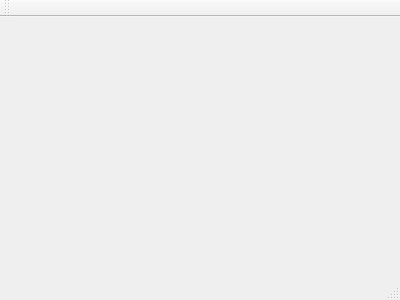
First picture: the form in mainwindow.ui, repository TheTailgunner/mm2capture, before the edit.
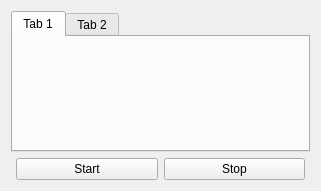
Second picture: the form after the edit.

```diff
--- a/mainwindow.ui
+++ b/mainwindow.ui
@@ -1,24 +1,80 @@
 <ui version="4.0">
  <class>MainWindow</class>
- <widget class="QMainWindow" name="MainWindow" >
-  <property name="geometry" >
+ <widget class="QMainWindow" name="MainWindow">
+  <property name="geometry">
    <rect>
     <x>0</x>
     <y>0</y>
-    <width>400</width>
-    <height>300</height>
+    <width>321</width>
+    <height>191</height>
    </rect>
   </property>
   <property name="windowTitle" >
    <string>MainWindow</string>
   </property>
-  <widget class="QMenuBar" name="menuBar" />
-  <widget class="QToolBar" name="mainToolBar" />
-  <widget class="QWidget" name="centralWidget" />
-  <widget class="QStatusBar" name="statusBar" />
+  <widget class="QWidget" name="centralWidget">
+   <widget class="QWidget" name="verticalLayoutWidget">
+    <property name="geometry">
+     <rect>
+      <x>0</x>
+      <y>0</y>
+      <width>321</width>
+      <height>191</height>
+     </rect>
+    </property>
+    <layout class="QVBoxLayout" name="verticalLayout">
+     <item>
+      <widget class="QTabWidget" name="tabWidget">
+       <property name="autoFillBackground">
+        <bool>true</bool>
+       </property>
+       <property name="currentIndex">
+        <number>0</number>
+       </property>
+       <widget class="QWidget" name="recorderTab">
+        <attribute name="title">
+         <string>Tab 1</string>
+        </attribute>
+       </widget>
+       <widget class="QWidget" name="playerTab">
+        <attribute name="title">
+         <string>Tab 2</string>
+        </attribute>
+       </widget>
+      </widget>
+     </item>
+     <item>
+      <layout class="QHBoxLayout" name="buttonsLayout">
+       <property name="leftMargin">
+        <number>5</number>
+       </property>
+       <property name="topMargin">
+        <number>0</number>
+       </property>
+       <property name="rightMargin">
+        <number>5</number>
+       </property>
+       <item>
+        <widget class="QPushButton" name="startButton">
+         <property name="text">
+          <string>Start</string>
+         </property>
+        </widget>
+       </item>
+       <item>
+        <widget class="QPushButton" name="stopButton">
+         <property name="text">
+          <string>Stop</string>
+         </property>
+        </widget>
+       </item>
+      </layout>
+     </item>
+    </layout>
+   </widget>
+  </widget>
  </widget>
- <layoutDefault spacing="6" margin="11" />
- <pixmapfunction></pixmapfunction>
+ <layoutdefault spacing="6" margin="11"/>
  <resources/>
  <connections/>
 </ui>
```
Left out of the diff: 3 changed lines with no effect on the pictures.
